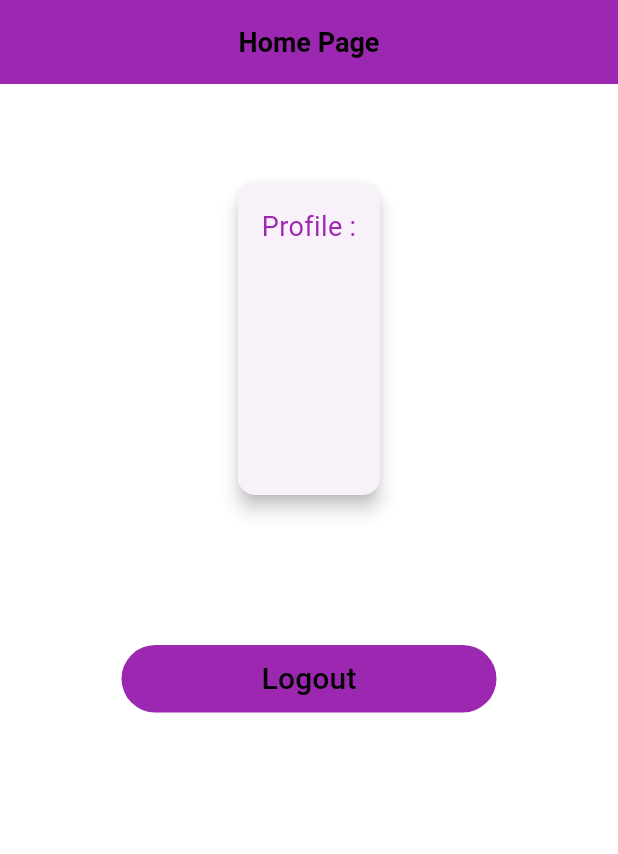
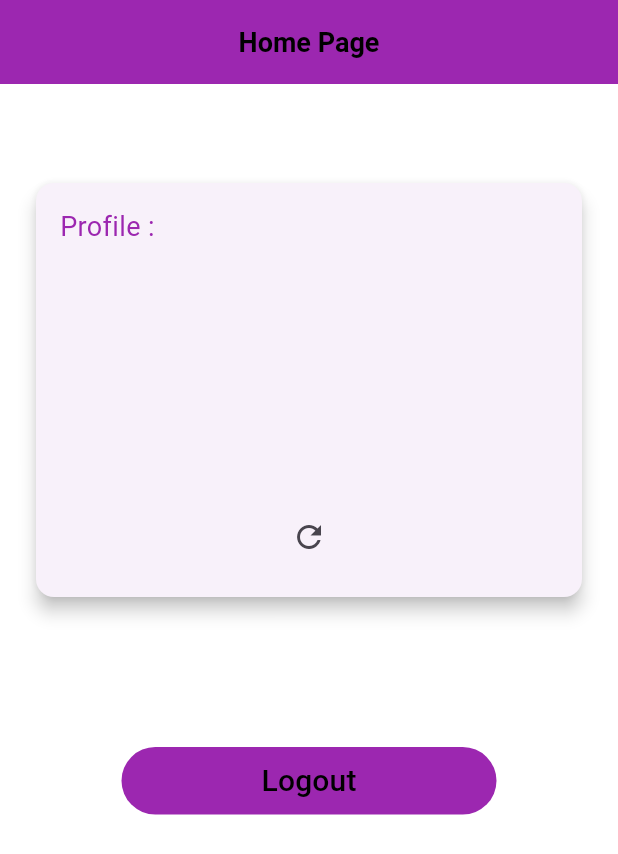
Before and after one commit to Ratndeep1999/shared_pref_prectice, a Flutter app: the HomePage screen opened by its route, on a phone screen of 412 x 824 dp. Shown: the top 854 px of the screen. Run offline on Flutter 3.47's test engine with Material 3 defaults, Android fonts, the phone set to English and light mode, and no system bars; our stand-ins replace intl_phone_field, shared_preferences; accounts and stored records are empty.

Commit message:
home_page.dart: refresh button add

```diff
--- a/lib/Pages/home_page.dart
+++ b/lib/Pages/home_page.dart
@@ -61,6 +61,13 @@ class _HomePageState extends State<HomePage> {
                         LabelTextWidget(label: _emailId ?? ""),
                         LabelTextWidget(label: _password ?? ""),
                         LabelTextWidget(label: _phoneNumber ?? ""),
+                        const SizedBox(height: 20.0),
+                        Center(
+                          child: IconButton(
+                            onPressed: refresh,
+                            icon: Icon(Icons.refresh),
+                          ),
+                        ),
                       ],
                     ),
                   ),
@@ -103,4 +110,8 @@ class _HomePageState extends State<HomePage> {
       key: SharedPrefService.kPhoneNo,
     );
   }
+
+  void refresh() {
+    setState(() {});
+  }
 }
```
